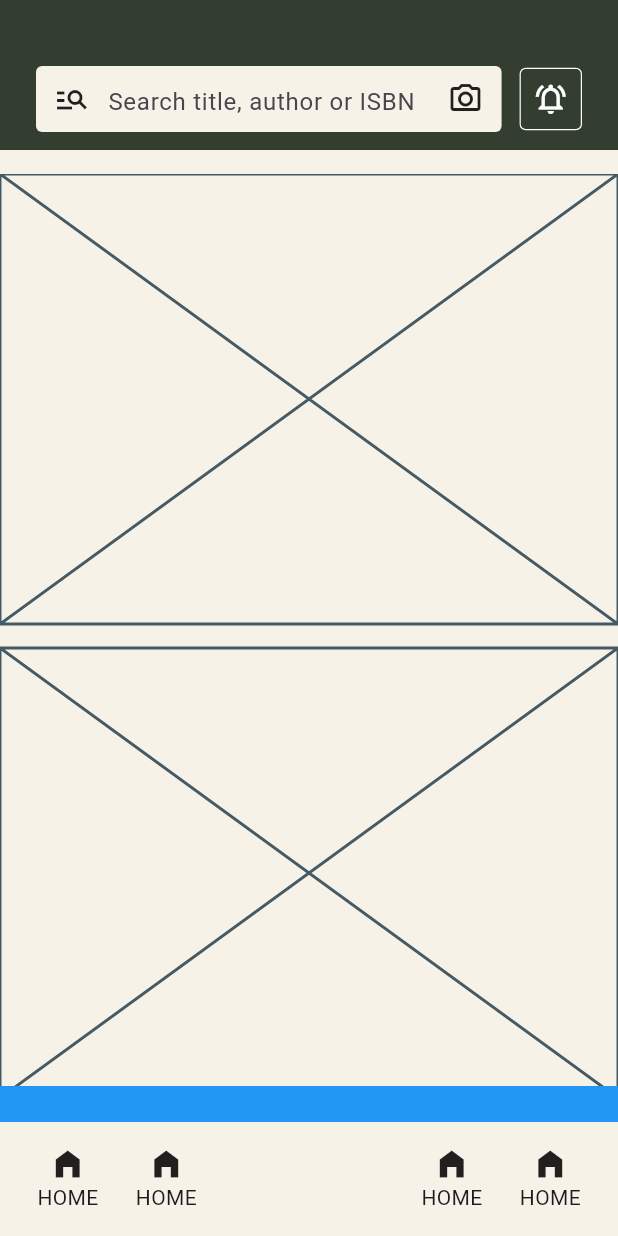
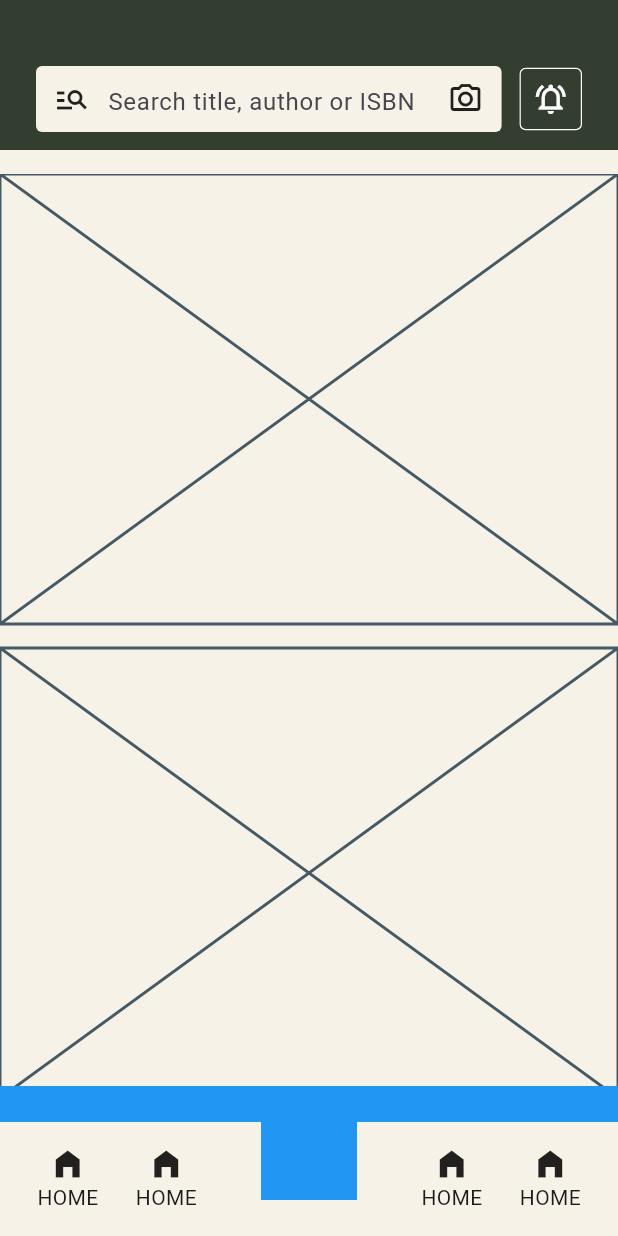
Before and after one commit to JAICHANGPARK/flutter_notebook_chapter_43, a Flutter app: the NewsFeedHomePage screen opened directly, on a phone screen of 412 x 824 dp. Run offline on Flutter 3.47's test engine with Material 3 defaults, Android fonts, the phone set to English and light mode, and no system bars; our stand-ins replace gap, hugeicons.

Commit message:
Update news_feed_home_page.dart

```diff
--- a/lib/ep2163_newsfeed_app/views/news_feed_home_page.dart
+++ b/lib/ep2163_newsfeed_app/views/news_feed_home_page.dart
@@ -185,11 +185,11 @@ class _NewsFeedHomePageState extends State<NewsFeedHomePage> {
                         child: Container(
                           height: 64,
                           width: 64,
+                          decoration: BoxDecoration(
+                            color: Colors.blue,
+                          ),
                           child: Column(
-
-                            children: [
-
-                            ],
+                            children: [],
                           ),
                         ),
                       ),
```
